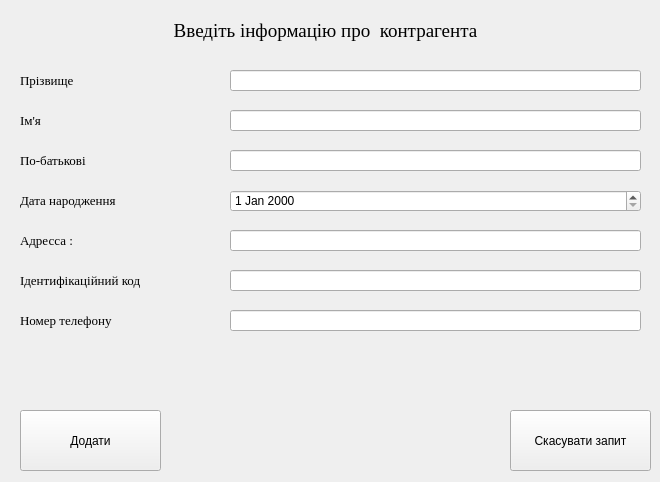
Qt form addcontractor.ui (Artem-Chabanovskiy/Course_Work) before a commit.
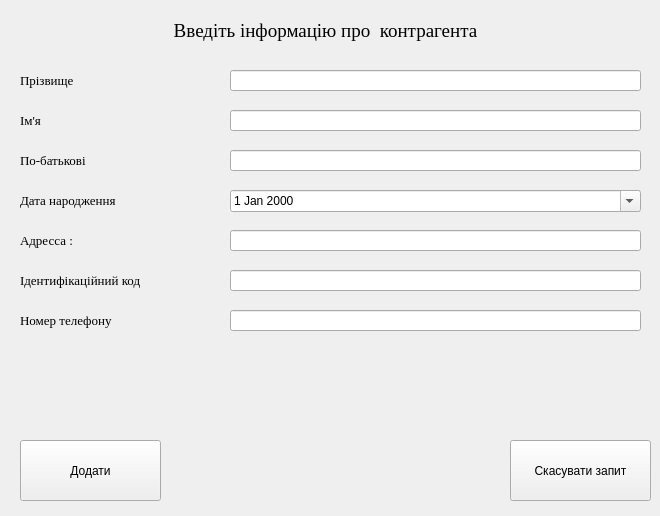
The same form after that commit.

```diff
--- a/addcontractor.ui
+++ b/addcontractor.ui
@@ -7,9 +7,33 @@
     <x>0</x>
     <y>0</y>
     <width>660</width>
-    <height>482</height>
+    <height>516</height>
    </rect>
   </property>
+  <property name="sizePolicy">
+   <sizepolicy hsizetype="Preferred" vsizetype="Preferred">
+    <horstretch>0</horstretch>
+    <verstretch>0</verstretch>
+   </sizepolicy>
+  </property>
+  <property name="minimumSize">
+   <size>
+    <width>660</width>
+    <height>516</height>
+   </size>
+  </property>
+  <property name="maximumSize">
+   <size>
+    <width>660</width>
+    <height>516</height>
+   </size>
+  </property>
+  <property name="baseSize">
+   <size>
+    <width>660</width>
+    <height>516</height>
+   </size>
+  </property>
   <property name="windowTitle">
    <string>Form</string>
   </property>
@@ -150,6 +174,9 @@
      <height>22</height>
     </rect>
    </property>
+   <property name="calendarPopup">
+    <bool>true</bool>
+   </property>
   </widget>
   <widget class="QLabel" name="surname_lb_5">
    <property name="geometry">
@@ -242,7 +269,7 @@
    <property name="geometry">
     <rect>
      <x>20</x>
-     <y>410</y>
+     <y>440</y>
      <width>141</width>
      <height>61</height>
     </rect>
@@ -255,7 +282,7 @@
    <property name="geometry">
     <rect>
      <x>510</x>
-     <y>410</y>
+     <y>440</y>
      <width>141</width>
      <height>61</height>
     </rect>
@@ -270,7 +297,7 @@
      <x>30</x>
      <y>360</y>
      <width>611</width>
-     <height>31</height>
+     <height>71</height>
     </rect>
    </property>
    <property name="font">
@@ -281,6 +308,9 @@
    <property name="text">
     <string/>
    </property>
+   <property name="wordWrap">
+    <bool>true</bool>
+   </property>
   </widget>
  </widget>
  <resources/>
```
Left out of the diff: 2 changed lines with no effect on the pictures.
